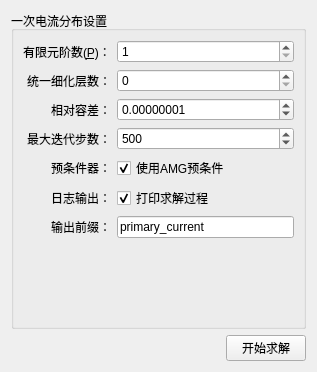
Above: plugins/Base_Slover/SolverSettingWidget.ui from asd977/base_cae before the change. Below: the same form after it.
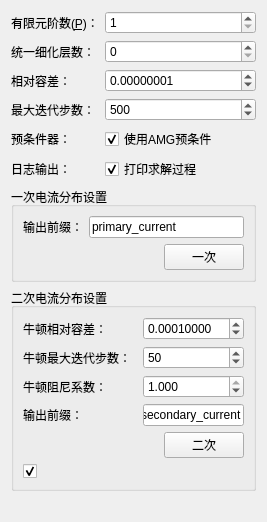
That is the form after the change.

```diff
--- a/plugins/Base_Slover/SolverSettingWidget.ui
+++ b/plugins/Base_Slover/SolverSettingWidget.ui
@@ -6,27 +6,172 @@
    <rect>
     <x>0</x>
     <y>0</y>
-    <width>317</width>
-    <height>372</height>
+    <width>267</width>
+    <height>426</height>
    </rect>
   </property>
   <property name="windowTitle">
    <string>一次电流分布求解设置</string>
   </property>
   <layout class="QVBoxLayout" name="verticalLayout">
+   <item>
+    <layout class="QGridLayout" name="gridLayout">
+     <item row="0" column="1">
+      <widget class="QSpinBox" name="orderSpinBox">
+       <property name="minimum">
+        <number>1</number>
+       </property>
+       <property name="maximum">
+        <number>5</number>
+       </property>
+       <property name="value">
+        <number>1</number>
+       </property>
+      </widget>
+     </item>
+     <item row="4" column="0">
+      <widget class="QLabel" name="labelUseAmg">
+       <property name="text">
+        <string>预条件器：</string>
+       </property>
+      </widget>
+     </item>
+     <item row="3" column="1">
+      <widget class="QSpinBox" name="maxIterSpinBox">
+       <property name="minimum">
+        <number>10</number>
+       </property>
+       <property name="maximum">
+        <number>100000</number>
+       </property>
+       <property name="value">
+        <number>500</number>
+       </property>
+      </widget>
+     </item>
+     <item row="2" column="1">
+      <widget class="QDoubleSpinBox" name="relTolSpinBox">
+       <property name="decimals">
+        <number>8</number>
+       </property>
+       <property name="minimum">
+        <double>0.000000000000000</double>
+       </property>
+       <property name="maximum">
+        <double>0.100000000000000</double>
+       </property>
+       <property name="singleStep">
+        <double>0.000000010000000</double>
+       </property>
+       <property name="value">
+        <double>0.000000010000000</double>
+       </property>
+      </widget>
+     </item>
+     <item row="1" column="1">
+      <widget class="QSpinBox" name="refineSpinBox">
+       <property name="minimum">
+        <number>0</number>
+       </property>
+       <property name="maximum">
+        <number>5</number>
+       </property>
+       <property name="value">
+        <number>0</number>
+       </property>
+      </widget>
+     </item>
+     <item row="2" column="0">
+      <widget class="QLabel" name="labelRelTol">
+       <property name="text">
+        <string>相对容差：</string>
+       </property>
+       <property name="buddy">
+        <cstring>relTolSpinBox</cstring>
+       </property>
+      </widget>
+     </item>
+     <item row="4" column="1">
+      <widget class="QCheckBox" name="useAmgCheckBox">
+       <property name="text">
+        <string>使用AMG预条件</string>
+       </property>
+       <property name="checked">
+        <bool>true</bool>
+       </property>
+      </widget>
+     </item>
+     <item row="3" column="0">
+      <widget class="QLabel" name="labelMaxIter">
+       <property name="text">
+        <string>最大迭代步数：</string>
+       </property>
+       <property name="buddy">
+        <cstring>maxIterSpinBox</cstring>
+       </property>
+      </widget>
+     </item>
+     <item row="0" column="0">
+      <widget class="QLabel" name="labelOrder">
+       <property name="sizePolicy">
+        <sizepolicy hsizetype="Fixed" vsizetype="Preferred">
+         <horstretch>0</horstretch>
+         <verstretch>0</verstretch>
+        </sizepolicy>
+       </property>
+       <property name="text">
+        <string>有限元阶数(&amp;P)：</string>
+       </property>
+       <property name="buddy">
+        <cstring>orderSpinBox</cstring>
+       </property>
+      </widget>
+     </item>
+     <item row="1" column="0">
+      <widget class="QLabel" name="labelRefine">
+       <property name="text">
+        <string>统一细化层数：</string>
+       </property>
+       <property name="buddy">
+        <cstring>refineSpinBox</cstring>
+       </property>
+      </widget>
+     </item>
+     <item row="5" column="0">
+      <widget class="QLabel" name="labelPrintLog">
+       <property name="text">
+        <string>日志输出：</string>
+       </property>
+      </widget>
+     </item>
+     <item row="5" column="1">
+      <widget class="QCheckBox" name="printLogCheckBox">
+       <property name="text">
+        <string>打印求解过程</string>
+       </property>
+       <property name="checked">
+        <bool>true</bool>
+       </property>
+      </widget>
+     </item>
+    </layout>
+   </item>
    <item>
     <widget class="QGroupBox" name="groupBoxPrimary">
      <property name="title">
       <string>一次电流分布设置</string>
      </property>
-     <layout class="QFormLayout" name="formLayout">
-      <property name="labelAlignment">
-       <set>Qt::AlignmentFlag::AlignRight|Qt::AlignmentFlag::AlignTrailing|Qt::AlignmentFlag::AlignVCenter</set>
-      </property>
+     <layout class="QGridLayout" name="gridLayout_2">
       <item row="0" column="0">
-       <widget class="QLabel" name="labelOrder">
+       <widget class="QLabel" name="labelOutputPrefix">
+        <property name="sizePolicy">
+         <sizepolicy hsizetype="Fixed" vsizetype="Preferred">
+          <horstretch>0</horstretch>
+          <verstretch>0</verstretch>
+         </sizepolicy>
+        </property>
         <property name="text">
-         <string>有限元阶数(&amp;P)：</string>
+         <string>输出前缀：</string>
         </property>
         <property name="buddy">
          <cstring>orderSpinBox</cstring>
@@ -34,53 +179,73 @@
        </widget>
       </item>
       <item row="0" column="1">
-       <widget class="QSpinBox" name="orderSpinBox">
-        <property name="minimum">
-         <number>1</number>
+       <widget class="QLineEdit" name="outputPrefixLineEdit">
+        <property name="text">
+         <string>primary_current</string>
         </property>
-        <property name="maximum">
-         <number>5</number>
-        </property>
-        <property name="value">
-         <number>1</number>
-        </property>
        </widget>
       </item>
-      <item row="1" column="0">
-       <widget class="QLabel" name="labelRefine">
+      <item row="1" column="0" colspan="2">
+       <layout class="QHBoxLayout" name="horizontalLayout_2">
+        <item>
+         <spacer name="horizontalSpacer_3">
+          <property name="orientation">
+           <enum>Qt::Orientation::Horizontal</enum>
+          </property>
+          <property name="sizeHint" stdset="0">
+           <size>
+            <width>40</width>
+            <height>20</height>
+           </size>
+          </property>
+         </spacer>
+        </item>
+        <item>
+         <widget class="QPushButton" name="caculateButton">
+          <property name="text">
+           <string>一次</string>
+          </property>
+         </widget>
+        </item>
+       </layout>
+      </item>
+     </layout>
+    </widget>
+   </item>
+   <item>
+    <widget class="QGroupBox" name="groupBox">
+     <property name="title">
+      <string>二次电流分布设置</string>
+     </property>
+     <layout class="QGridLayout" name="gridLayout_3">
+      <item row="5" column="0">
+       <widget class="QCheckBox" name="usePrimaryAsInitialCheckBox">
         <property name="text">
-         <string>统一细化层数：</string>
+         <string/>
         </property>
-        <property name="buddy">
-         <cstring>refineSpinBox</cstring>
-        </property>
-       </widget>
-      </item>
-      <item row="1" column="1">
-       <widget class="QSpinBox" name="refineSpinBox">
-        <property name="minimum">
-         <number>0</number>
-        </property>
-        <property name="maximum">
-         <number>5</number>
-        </property>
-        <property name="value">
-         <number>0</number>
+        <property name="checked">
+         <bool>true</bool>
         </property>
        </widget>
       </item>
       <item row="2" column="0">
-       <widget class="QLabel" name="labelRelTol">
+       <widget class="QLabel" name="labelNewtonDamping">
+        <property name="sizePolicy">
+         <sizepolicy hsizetype="Fixed" vsizetype="Preferred">
+          <horstretch>0</horstretch>
+          <verstretch>0</verstretch>
+         </sizepolicy>
+        </property>
         <property name="text">
-         <string>相对容差：</string>
+         <string>牛顿阻尼系数：</string>
         </property>
         <property name="buddy">
          <cstring>relTolSpinBox</cstring>
         </property>
        </widget>
       </item>
-      <item row="2" column="1">
-       <widget class="QDoubleSpinBox" name="relTolSpinBox">
+      <item row="0" column="2">
+       <widget class="QDoubleSpinBox" name="newtonRelTolDoubleSpinBox">
         <property name="decimals">
          <number>8</number>
         </property>
@@ -94,81 +259,118 @@
          <double>0.000000010000000</double>
         </property>
         <property name="value">
-         <double>0.000000010000000</double>
+         <double>0.000100000000000</double>
+        </property>
+       </widget>
+      </item>
+      <item row="1" column="2">
+       <widget class="QSpinBox" name="newtonMaxIterSpinBox">
+        <property name="minimum">
+         <number>1</number>
+        </property>
+        <property name="maximum">
+         <number>1000</number>
+        </property>
+        <property name="value">
+         <number>50</number>
         </property>
        </widget>
       </item>
       <item row="3" column="0">
-       <widget class="QLabel" name="labelMaxIter">
+       <widget class="QLabel" name="labelSecondaryOutputPrefix">
+        <property name="sizePolicy">
+         <sizepolicy hsizetype="Fixed" vsizetype="Preferred">
+          <horstretch>0</horstretch>
+          <verstretch>0</verstretch>
+         </sizepolicy>
+        </property>
         <property name="text">
-         <string>最大迭代步数：</string>
+         <string>输出前缀：</string>
         </property>
         <property name="buddy">
          <cstring>maxIterSpinBox</cstring>
         </property>
        </widget>
       </item>
-      <item row="3" column="1">
-       <widget class="QSpinBox" name="maxIterSpinBox">
+      <item row="0" column="0">
+       <widget class="QLabel" name="labelNewtonRelTol">
+        <property name="sizePolicy">
+         <sizepolicy hsizetype="Fixed" vsizetype="Preferred">
+          <horstretch>0</horstretch>
+          <verstretch>0</verstretch>
+         </sizepolicy>
+        </property>
+        <property name="text">
+         <string>牛顿相对容差：</string>
+        </property>
+        <property name="buddy">
+         <cstring>newtonRelTolDoubleSpinBox</cstring>
+        </property>
+       </widget>
+      </item>
+      <item row="2" column="2">
+       <widget class="QDoubleSpinBox" name="newtonDampingDoubleSpinBox">
+        <property name="decimals">
+         <number>3</number>
+        </property>
         <property name="minimum">
-         <number>10</number>
+         <double>0.010000000000000</double>
         </property>
         <property name="maximum">
-         <number>100000</number>
+         <double>1.000000000000000</double>
+        </property>
+        <property name="singleStep">
+         <double>0.100000000000000</double>
         </property>
         <property name="value">
-         <number>500</number>
+         <double>1.000000000000000</double>
         </property>
        </widget>
       </item>
-      <item row="4" column="0">
-       <widget class="QLabel" name="labelUseAmg">
+      <item row="3" column="2">
+       <widget class="QLineEdit" name="secondaryOutputPrefixLineEdit">
         <property name="text">
-         <string>预条件器：</string>
+         <string>secondary_current</string>
         </property>
        </widget>
       </item>
-      <item row="4" column="1">
-       <widget class="QCheckBox" name="useAmgCheckBox">
-        <property name="text">
-         <string>使用AMG预条件</string>
-        </property>
-        <property name="checked">
-         <bool>true</bool>
-        </property>
-       </widget>
+      <item row="4" column="0" colspan="3">
+       <layout class="QHBoxLayout" name="horizontalLayout">
+        <item>
+         <spacer name="horizontalSpacer_2">
+          <property name="orientation">
+           <enum>Qt::Orientation::Horizontal</enum>
+          </property>
+          <property name="sizeHint" stdset="0">
+           <size>
+            <width>40</width>
+            <height>20</height>
+           </size>
+          </property>
+         </spacer>
+        </item>
+        <item>
+         <widget class="QPushButton" name="secondarySolveButton">
+          <property name="text">
+           <string>二次</string>
+          </property>
+         </widget>
+        </item>
+       </layout>
       </item>
-      <item row="5" column="0">
-       <widget class="QLabel" name="labelPrintLog">
-        <property name="text">
-         <string>日志输出：</string>
+      <item row="1" column="0">
+       <widget class="QLabel" name="labelNewtonMaxIter">
+        <property name="sizePolicy">
+         <sizepolicy hsizetype="Fixed" vsizetype="Preferred">
+          <horstretch>0</horstretch>
+          <verstretch>0</verstretch>
+         </sizepolicy>
         </property>
-       </widget>
-      </item>
-      <item row="5" column="1">
-       <widget class="QCheckBox" name="printLogCheckBox">
         <property name="text">
-         <string>打印求解过程</string>
-        </property>
-        <property name="checked">
-         <bool>true</bool>
-        </property>
-       </widget>
-      </item>
-      <item row="6" column="0">
-       <widget class="QLabel" name="labelOutputPrefix">
-        <property name="text">
-         <string>输出前缀：</string>
+         <string>牛顿最大迭代步数：</string>
         </property>
         <property name="buddy">
-         <cstring>outputPrefixLineEdit</cstring>
-        </property>
-       </widget>
-      </item>
-      <item row="6" column="1">
-       <widget class="QLineEdit" name="outputPrefixLineEdit">
-        <property name="text">
-         <string>primary_current</string>
+         <cstring>newtonMaxIterSpinBox</cstring>
         </property>
        </widget>
       </item>
@@ -190,15 +392,21 @@
        </property>
       </spacer>
      </item>
-     <item>
-      <widget class="QPushButton" name="caculateButton">
-       <property name="text">
-        <string>开始求解</string>
-       </property>
-      </widget>
-     </item>
     </layout>
    </item>
+   <item>
+    <spacer name="verticalSpacer">
+     <property name="orientation">
+      <enum>Qt::Orientation::Vertical</enum>
+     </property>
+     <property name="sizeHint" stdset="0">
+      <size>
+       <width>20</width>
+       <height>40</height>
+      </size>
+     </property>
+    </spacer>
+   </item>
   </layout>
  </widget>
  <resources/>
```
Left out of the diff: 10 changed lines with no effect on the pictures.
